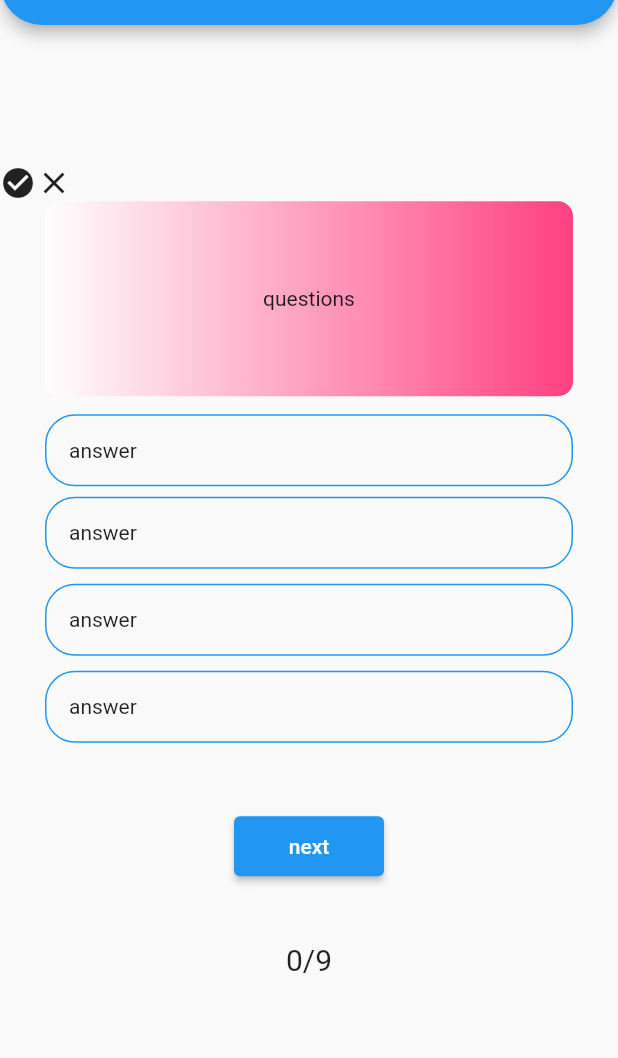
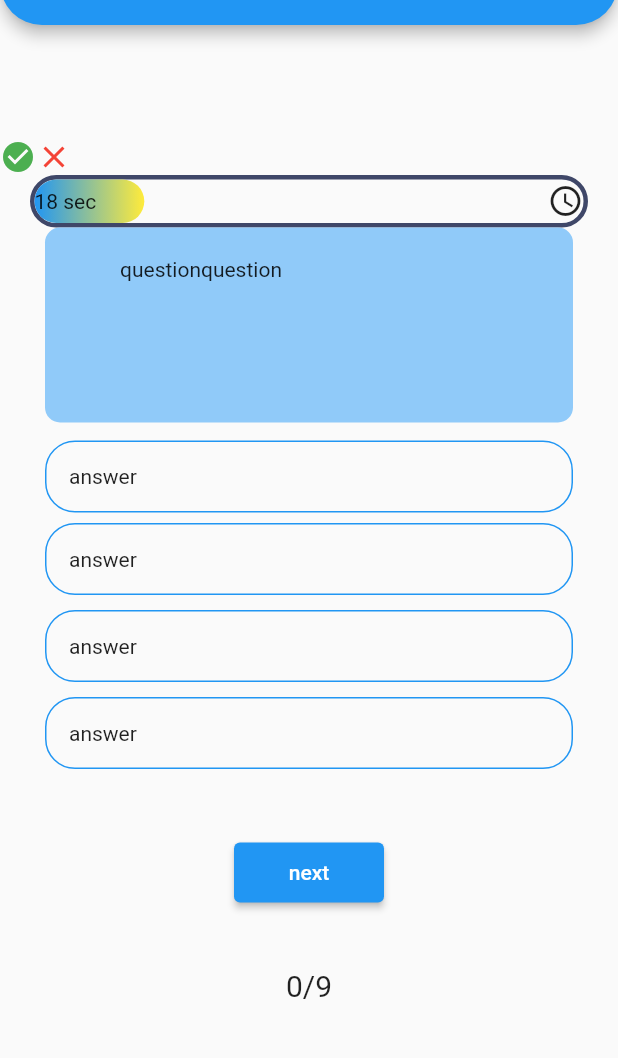
Before and after one commit to Nitish347/quiz_game, a Flutter app: the home screen opened directly, on a phone screen of 412 x 824 dp, the part 59-1117 px from its top. Run offline on Flutter 3.47's test engine with Material 2 defaults, Android fonts, the phone set to English and light mode, and no system bars.

Commit message:
4th commit

```diff
--- /dev/null
+++ b/lib/body.dart
@@ -0,0 +1,24 @@
+import 'package:flutter/material.dart';
+import 'package:quiz_game/progressibar.dart';
+class Body extends StatelessWidget {
+  // var kDefaultPadding;
+
+
+  @override
+  Widget build(BuildContext context) {
+    return Stack(
+      children: [
+        Column(
+          children: [
+            SafeArea(
+              child: Padding(
+      padding:EdgeInsets.symmetric(horizontal: 20),
+              child:ProgressBar(),
+
+            ),),
+          ],
+        )
+      ],
+    );
+  }
+}
--- /dev/null
+++ b/lib/constant/constant.dart
@@ -0,0 +1,3 @@
+import 'dart:ui';
+
+var mystyle=TextStyle(fontSize: 30);
--- /dev/null
+++ b/lib/progressibar.dart
@@ -0,0 +1,37 @@
+import 'package:flutter/material.dart';
+
+class ProgressBar extends StatefulWidget {
+  @override
+  _State createState() => _State();
+}
+
+class _State extends State<ProgressBar> {
+  @override
+  Widget build(BuildContext context) {
+    return Container(
+      width: double.infinity,
+      height: 35,
+      decoration: BoxDecoration(
+          border: Border.all(color: Color(0xFF3F4768), width: 3),
+          borderRadius: BorderRadius.circular(50)),
+      child: Stack(
+        children: [
+          LayoutBuilder(
+            builder: (context, constraints) => Container(
+              width: constraints.maxWidth * 0.2,
+              decoration: BoxDecoration(
+                  gradient:
+                      LinearGradient(colors: [Colors.blue, Colors.yellow]),
+                  borderRadius: BorderRadius.circular(50)),
+            ),
+          ),
+          Positioned.fill(
+              child: Row(
+            mainAxisAlignment: MainAxisAlignment.spaceBetween,
+            children: [Text("18 sec"), Icon(Icons.watch_later_outlined)],
+          ))
+        ],
+      ),
+    );
+  }
+}
--- /dev/null
+++ b/lib/questions1.dart
@@ -0,0 +1,6 @@
+class QuizQuestions {
+  String questions;
+  bool isTrue;
+  QuizQuestions(this.questions,this.isTrue);
+
+}
--- /dev/null
+++ b/lib/quiz.dart
@@ -0,0 +1,79 @@
+import 'package:flutter/material.dart';
+import 'package:quiz_game/constant/constant.dart';
+import 'package:quiz_game/questions1.dart';
+
+class Quiz extends StatefulWidget {
+  @override
+  State<Quiz> createState() => _QuizState();
+}
+
+class _QuizState extends State<Quiz> {
+List<QuizQuestions> questions = [
+  QuizQuestions("q??????1111111111", true),
+  QuizQuestions("q??????2222222", false),
+  QuizQuestions("q??????1333333111", true),
+  QuizQuestions("q????444444111", true),
+  QuizQuestions("q??????1555555555333111", true),
+  QuizQuestions("q??????133336666666666666666", true),
+];
+
+  int qindex = 0;
+  int totalTrue = 0;
+  int totalFalse = 0;
+
+  @override
+  Widget build(BuildContext context) {
+    return MaterialApp(
+      home: Scaffold(
+        body: Column(
+          children: [
+            Expanded(child: Center(child: Text('${questions[qindex].questions}'))),
+            InkWell(
+              onTap: (){
+                setState(() {
+                  if(qindex<=4){
+                    if(true == questions[qindex].isTrue){
+                      totalTrue++;
+                    }
+
+                  qindex++;}
+                });
+              },
+              child: Container(
+                padding: EdgeInsets.all(20),
+                width: double.infinity,
+                height: 120,
+                color: Colors.blue,
+                child: Text("yess"),
+              ),
+            ),
+            SizedBox(height: 20,),
+            InkWell(onTap: (){
+              setState(() {
+                if(qindex>0){
+                  if(false == questions[qindex].isTrue){
+                  qindex++;
+                  totalFalse++;
+                }}
+              });
+            },
+
+              child: Container(
+                width: double.infinity,
+                height: 120,
+                color: Colors.red,
+                child: Text("no"),
+              ),
+
+            ),
+  Text(("total $totalTrue")),
+  Text(("total $totalFalse")),
+          ],
+        ),
+      ),
+    );
+  }
+}
+void main(){
+  runApp(Quiz());
+}
```
Also changed, not shown: lib/home.dart (+105 -23 lines), lib/name_pagw.dart (+56 -18 lines), lib/quiz2.dart (added, +17 -0 lines), lib/animation.dart (added).
